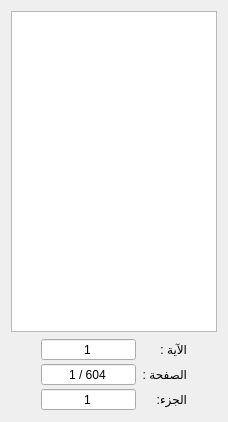
Above: src/indexwidget.ui from boussouira/moltaqa before the change. Below: the same form after it.
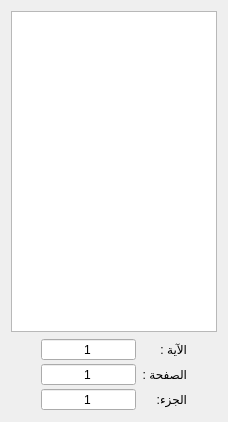
That is the form after the change.

```diff
--- a/src/indexwidget.ui
+++ b/src/indexwidget.ui
@@ -85,14 +85,11 @@
        <property name="buttonSymbols">
         <enum>QAbstractSpinBox::NoButtons</enum>
        </property>
-       <property name="suffix">
-        <string> / 604</string>
-       </property>
        <property name="minimum">
         <number>1</number>
        </property>
        <property name="maximum">
-        <number>604</number>
+        <number>999999999</number>
        </property>
        <property name="value">
         <number>1</number>
```
Left out of the diff: 5 changed lines with no effect on the pictures.
